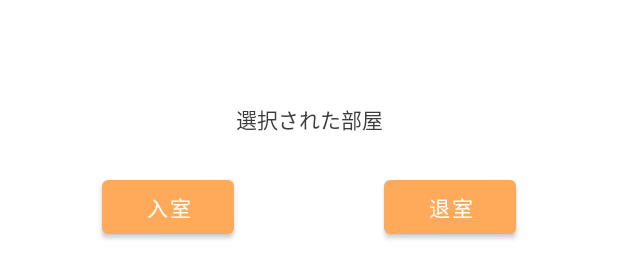
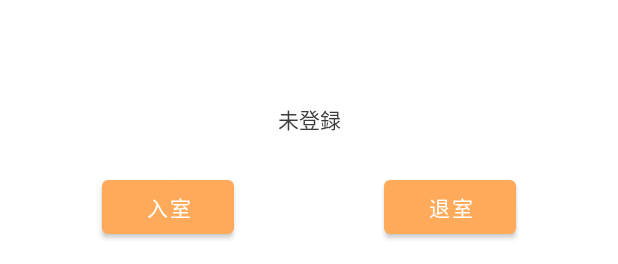
Before and after one commit to FunLocks/team2008, an Android app: the layout activity_main.xml on its own in the app's theme, with its tools: preview values and no code run, on a phone screen of 412 x 824 dp. Shown: the part 969-1233 px from the top of the screen. Run offline under Robolectric (Android 15) with nearby library versions, the phone set to English and light mode, and no system bars.

Commit message:
[update]

```diff
--- a/Lets-Katikomi/app/src/main/java/com/example/lets_katikomi/MainActivity.kt
+++ b/Lets-Katikomi/app/src/main/java/com/example/lets_katikomi/MainActivity.kt
@@ -231,11 +231,11 @@ class MainActivity : AppCompatActivity() {
         val pref = getSharedPreferences("user_name", Context.MODE_PRIVATE)
         val storedText = pref.getString("key", "未登録")
 
-        if (!storedText.equals("")) {
+        if (!storedText.equals("") && storedText != "未登録") {
 
             val name = storedText.toString()
 
-            if (selectedRoom.text == "選択された部屋") {
+            if (selectedRoom.text == "未登録") {
                 Toast.makeText(applicationContext, "部屋を選択してください", Toast.LENGTH_SHORT).show()
             }
             else {
@@ -325,7 +325,7 @@ class MainActivity : AppCompatActivity() {
         val pref = getSharedPreferences("user_name", Context.MODE_PRIVATE)
         val storedText = pref.getString("key", "未登録")
 
-        if (!storedText.equals("")) {
+        if (!storedText.equals("") && storedText != "未登録") {
 
             val name = storedText.toString()
 
--- a/Lets-Katikomi/app/src/main/res/layout/activity_main.xml
+++ b/Lets-Katikomi/app/src/main/res/layout/activity_main.xml
@@ -108,7 +108,7 @@
         android:layout_width="wrap_content"
         android:layout_height="wrap_content"
         android:layout_marginBottom="24dp"
-        android:text="選択された部屋"
+        android:text="未登録"
         android:textColor="#3c3c3c"
         app:layout_constraintBottom_toTopOf="@+id/getoutRoom"
         app:layout_constraintEnd_toEndOf="@+id/mapView"
```
